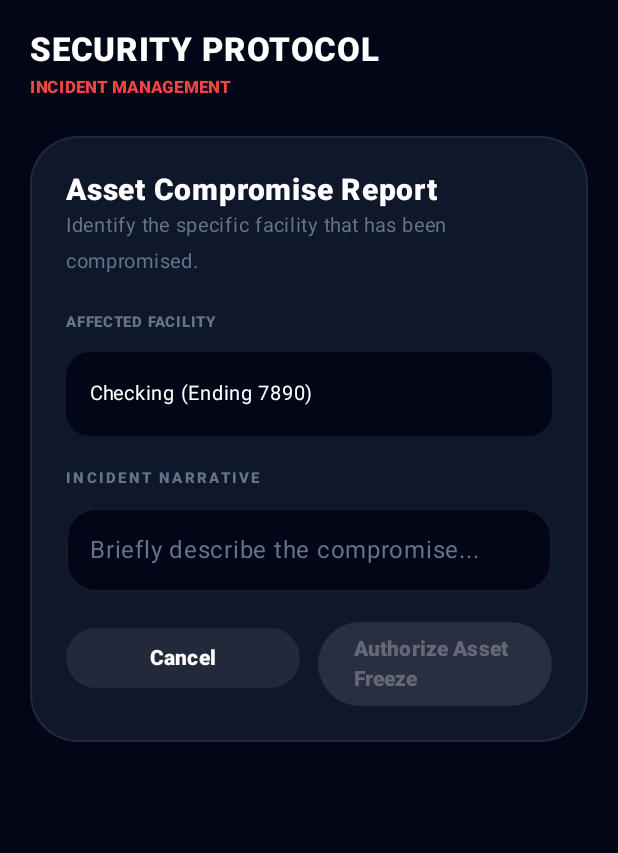
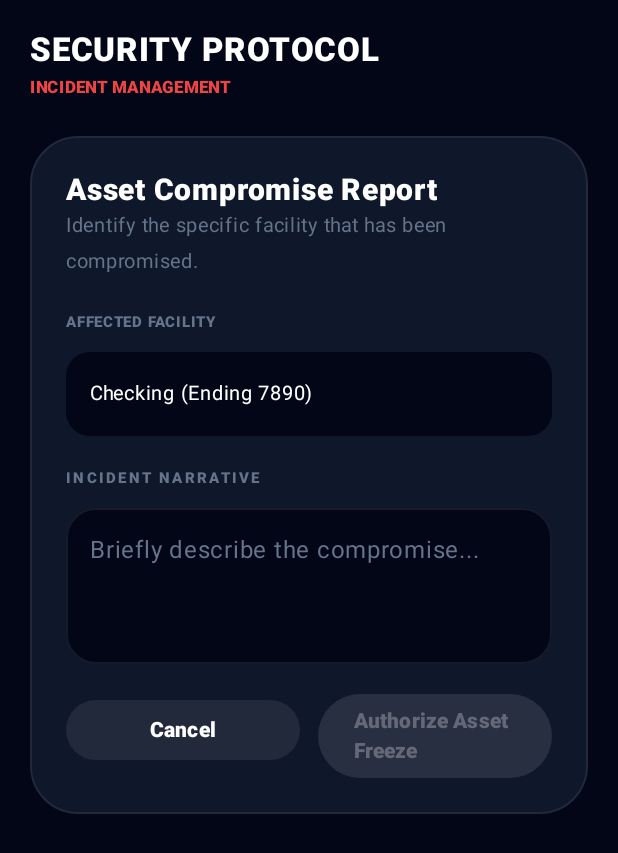
Before and after one commit to kevinjackey-katalon/Katalian-Banking-Mobile-QA-Android, an Android app built with Jetpack Compose: the composable SecurityScreen called with sample values from the repository, on a phone screen of 412 x 824 dp. Shown: the top 853 px of the screen. Run offline under Robolectric (Android 15) with nearby library versions, the phone set to English and light mode, and no system bars.

Commit message:
Security: multiline incident narrative input, dropdown semantics, test tags

```diff
--- a/app/src/main/java/com/katalon/katalianbanking/ui/screens/SecurityScreen.kt
+++ b/app/src/main/java/com/katalon/katalianbanking/ui/screens/SecurityScreen.kt
@@ -92,7 +92,7 @@ fun SecurityScreen(user: User, action: SecurityAction, onCancel: () -> Unit, onC
                         Box {
                             Row(
                                 modifier = Modifier.fillMaxWidth().background(Slate950, RoundedCornerShape(16.dp))
-                                    .clickable { menuOpen = true }.padding(16.dp)
+                                    .kDropdownTrigger("security_affected_account", "Select affected account", menuOpen) { menuOpen = true }.padding(16.dp)
                             ) { Text(selected?.let { "${it.type.label} (Ending ${it.accountNumber.takeLast(4)})" } ?: "Select", color = Color.White, fontSize = 13.sp) }
                             DropdownMenu(expanded = menuOpen, onDismissRequest = { menuOpen = false }) {
                                 user.accounts.forEach { acc ->
@@ -101,7 +101,14 @@ fun SecurityScreen(user: User, action: SecurityAction, onCancel: () -> Unit, onC
                             }
                         }
                         Spacer(Modifier.height(16.dp))
-                        KInput("Incident Narrative", incidentDescription, { incidentDescription = it }, placeholder = "Briefly describe the compromise...")
+                        KInput(
+                            "Incident Narrative",
+                            incidentDescription,
+                            { incidentDescription = it },
+                            placeholder = "Briefly describe the compromise...",
+                            type = KInputType.Multiline,
+                            testTag = "security_incident_narrative"
+                        )
                         Spacer(Modifier.height(20.dp))
                         Row {
                             KButton(text = "Cancel", onClick = onCancel, variant = KButtonVariant.Secondary, modifier = Modifier.weight(1f))
```
